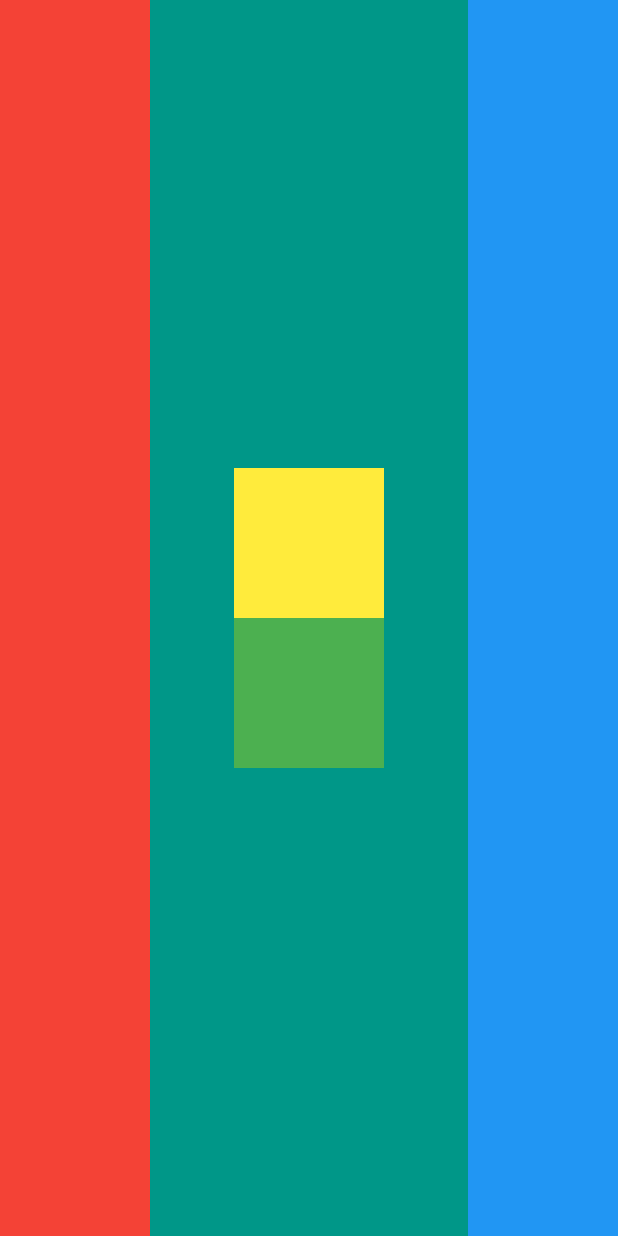
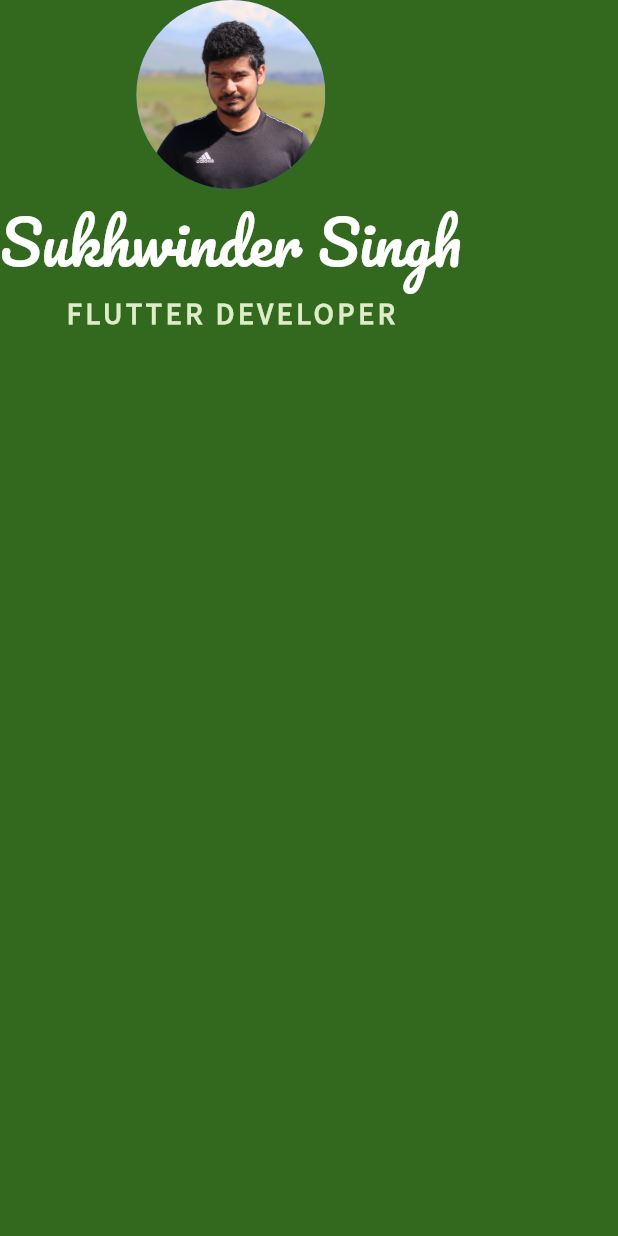
Before and after one commit to sukhi897/mi_card, a Flutter app: the screen it shows after launch, on a phone screen of 412 x 824 dp. Run offline on Flutter 3.47's test engine with Material 2 defaults, Android fonts, the phone set to English and light mode, and no system bars.

Commit message:
Implemented profile image inside CircleAvatar widget. Added 1 new image and 2 new fonts. Used all assets in pubspec.yaml file.

```diff
--- a/lib/main.dart
+++ b/lib/main.dart
@@ -9,44 +9,32 @@ class MyApp extends StatelessWidget {
   Widget build(BuildContext context) {
     return MaterialApp(
       home: Scaffold(
-        backgroundColor: Colors.teal,
+        backgroundColor: Colors.lightGreen.shade900,
         body: SafeArea(
-          child: Row(
-            mainAxisAlignment: MainAxisAlignment.spaceBetween,
-            //crossAxisAlignment: CrossAxisAlignment.stretch,
+          child: Column(
             children: <Widget>[
-              Container(
-                width: 100.0,
-                color: Colors.red,
-                //child: Text('Container 1'),
+              CircleAvatar(
+                  radius: 63.0,
+                  backgroundImage: AssetImage('images/profile.JPG')),
+              Text(
+                'Sukhwinder Singh',
+                style: TextStyle(
+                  fontFamily: 'Pacifico',
+                  fontSize: 40,
+                  color: Colors.white,
+                  //fontWeight: FontWeight.bold,
+                ),
               ),
-              Column(
-                mainAxisAlignment: MainAxisAlignment.center,
-                children: <Widget>[
-                  Container(
-                    height: 100.0,
-                    width: 100.0,
-                    color: Colors.yellow,
-                    //child: Text('Container 1'),
-                  ),
-                  Container(
-                    height: 100.0,
-                    width: 100.0,
-                    color: Colors.green,
-                    //child: Text('Container 2'),
-                  ),
-                ],
+              Text(
+                'FLUTTER DEVELOPER',
+                style: TextStyle(
+                  fontFamily: 'SourceSansPro',
+                  fontSize: 20,
+                  color: Colors.lightGreen.shade100,
+                  fontWeight: FontWeight.w900,
+                  letterSpacing: 2.5,
+                ),
               ),
-
-              Container(
-                width: 100.0,
-                color: Colors.blue,
-                //child: Text('Container 3'),
-              ),
-
-              // Container(
-              //   width: double.infinity,
-              // ),
             ],
           ),
         ),
```
Also changed, not shown: pubspec.yaml (+9 -39 lines), fonts/Pacifico-Regular.ttf (added), fonts/SourceSansPro-Regular.ttf (added), images/profile.JPG (added).
